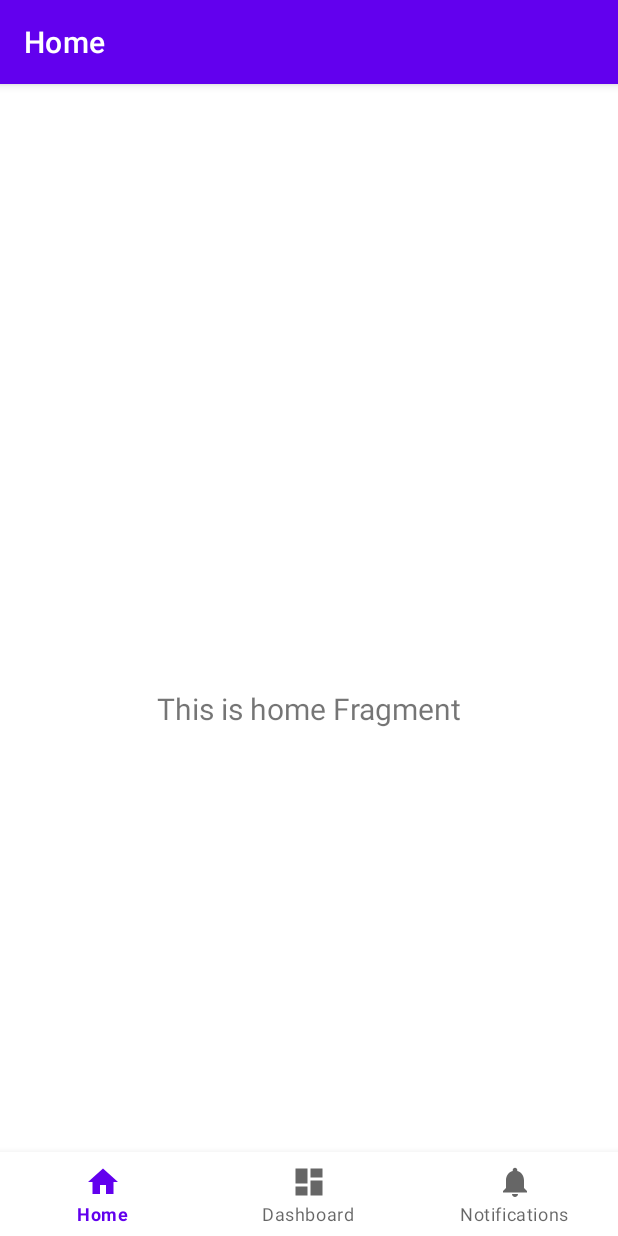
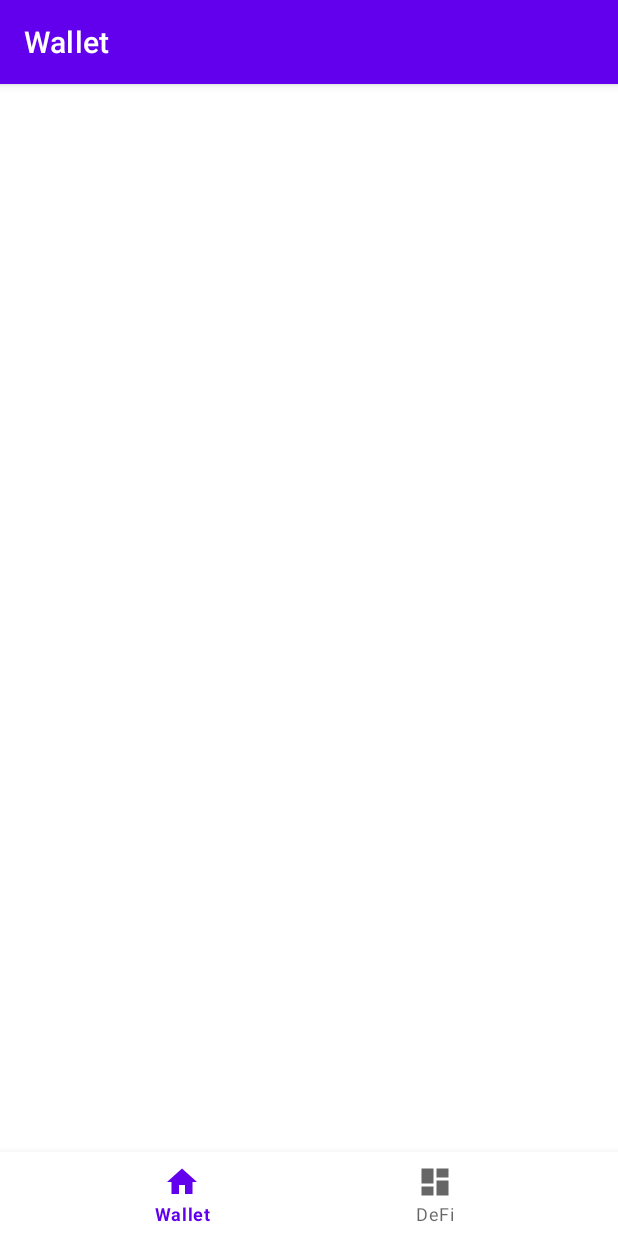
Before and after one commit to CrossLeaf/CryptoTest, an Android app: the screen it shows after launch (MainActivity), on a phone screen of 412 x 824 dp. Run offline under Robolectric (Android 15) with nearby library versions, the phone set to English and light mode, and no system bars; our stand-ins replace navigation-ui.

Commit message:
fix: change home name

```diff
--- a/app/src/main/java/com/eton/cryptotest/MainActivity.kt
+++ b/app/src/main/java/com/eton/cryptotest/MainActivity.kt
@@ -26,7 +26,7 @@ class MainActivity : AppCompatActivity() {
         // menu should be considered as top level destinations.
         val appBarConfiguration = AppBarConfiguration(
             setOf(
-                R.id.navigation_home, R.id.navigation_dashboard, R.id.navigation_notifications
+                R.id.navigation_wallet, R.id.navigation_defi
             )
         )
         setupActionBarWithNavController(navController, appBarConfiguration)
--- a/app/src/main/java/com/eton/cryptotest/ui/home/HomeFragment.kt
+++ b/app/src/main/java/com/eton/cryptotest/ui/defi/DeFiFragment.kt
@@ -1,4 +1,4 @@
-package com.eton.cryptotest.ui.home
+package com.eton.cryptotest.ui.defi
 
 import android.os.Bundle
 import android.view.LayoutInflater
@@ -8,13 +8,12 @@ import android.widget.TextView
 import androidx.fragment.app.Fragment
 import androidx.lifecycle.Observer
 import androidx.lifecycle.ViewModelProvider
-import com.eton.cryptotest.R
-import com.eton.cryptotest.databinding.FragmentHomeBinding
+import com.eton.cryptotest.databinding.FragmentDefiBinding
 
-class HomeFragment : Fragment() {
+class DeFiFragment : Fragment() {
 
-    private lateinit var homeViewModel: HomeViewModel
-    private var _binding: FragmentHomeBinding? = null
+    private lateinit var deFiViewModel: DeFiViewModel
+    private var _binding: FragmentDefiBinding? = null
 
     // This property is only valid between onCreateView and
     // onDestroyView.
@@ -25,14 +24,14 @@ class HomeFragment : Fragment() {
         container: ViewGroup?,
         savedInstanceState: Bundle?
     ): View? {
-        homeViewModel =
-            ViewModelProvider(this).get(HomeViewModel::class.java)
+        deFiViewModel =
+            ViewModelProvider(this).get(DeFiViewModel::class.java)
 
-        _binding = FragmentHomeBinding.inflate(inflater, container, false)
+        _binding = FragmentDefiBinding.inflate(inflater, container, false)
         val root: View = binding.root
 
-        val textView: TextView = binding.textHome
-        homeViewModel.text.observe(viewLifecycleOwner, Observer {
+        val textView: TextView = binding.textDeFi
+        deFiViewModel.text.observe(viewLifecycleOwner, Observer {
             textView.text = it
         })
         return root
--- a/app/src/main/java/com/eton/cryptotest/ui/notifications/NotificationsViewModel.kt
+++ b/app/src/main/java/com/eton/cryptotest/ui/defi/DeFiViewModel.kt
@@ -1,13 +1,13 @@
-package com.eton.cryptotest.ui.notifications
+package com.eton.cryptotest.ui.defi
 
 import androidx.lifecycle.LiveData
 import androidx.lifecycle.MutableLiveData
 import androidx.lifecycle.ViewModel
 
-class NotificationsViewModel : ViewModel() {
+class DeFiViewModel : ViewModel() {
 
     private val _text = MutableLiveData<String>().apply {
-        value = "This is notifications Fragment"
+        value = "This is DeFi Fragment"
     }
     val text: LiveData<String> = _text
 }
--- /dev/null
+++ b/app/src/main/java/com/eton/cryptotest/ui/wallet/WalletFragment.kt
@@ -0,0 +1,38 @@
+package com.eton.cryptotest.ui.wallet
+
+import android.os.Bundle
+import android.view.LayoutInflater
+import android.view.View
+import android.view.ViewGroup
+import androidx.fragment.app.Fragment
+import androidx.lifecycle.ViewModelProvider
+import com.eton.cryptotest.databinding.FragmentWalletBinding
+
+class WalletFragment : Fragment() {
+
+    private lateinit var walletViewModel: WalletViewModel
+    private var _binding: FragmentWalletBinding? = null
+
+    // This property is only valid between onCreateView and
+    // onDestroyView.
+    private val binding get() = _binding!!
+
+    override fun onCreateView(
+        inflater: LayoutInflater,
+        container: ViewGroup?,
+        savedInstanceState: Bundle?
+    ): View? {
+        walletViewModel =
+            ViewModelProvider(this).get(WalletViewModel::class.java)
+
+        _binding = FragmentWalletBinding.inflate(inflater, container, false)
+        val root: View = binding.root
+
+        return root
+    }
+
+    override fun onDestroyView() {
+        super.onDestroyView()
+        _binding = null
+    }
+}
--- a/app/src/main/java/com/eton/cryptotest/ui/home/HomeViewModel.kt
+++ b/app/src/main/java/com/eton/cryptotest/ui/wallet/WalletViewModel.kt
@@ -1,13 +1,13 @@
-package com.eton.cryptotest.ui.home
+package com.eton.cryptotest.ui.wallet
 
 import androidx.lifecycle.LiveData
 import androidx.lifecycle.MutableLiveData
 import androidx.lifecycle.ViewModel
 
-class HomeViewModel : ViewModel() {
+class WalletViewModel : ViewModel() {
 
     private val _text = MutableLiveData<String>().apply {
-        value = "This is home Fragment"
+        value = "This is wallet Fragment"
     }
     val text: LiveData<String> = _text
 }
--- a/app/src/main/res/drawable/ic_notifications_black_24dp.xml
+++ /dev/null
@@ -1,9 +0,0 @@
-<vector xmlns:android="http://schemas.android.com/apk/res/android"
-    android:width="24dp"
-    android:height="24dp"
-    android:viewportWidth="24.0"
-    android:viewportHeight="24.0">
-    <path
-        android:fillColor="#FF000000"
-        android:pathData="M12,22c1.1,0 2,-0.9 2,-2h-4c0,1.1 0.89,2 2,2zM18,16v-5c0,-3.07 -1.64,-5.64 -4.5,-6.32L13.5,4c0,-0.83 -0.67,-1.5 -1.5,-1.5s-1.5,0.67 -1.5,1.5v0.68C7.63,5.36 6,7.92 6,11v5l-2,2v1h16v-1l-2,-2z" />
-</vector>
--- a/app/src/main/res/layout/activity_main.xml
+++ b/app/src/main/res/layout/activity_main.xml
@@ -23,7 +23,7 @@
         android:id="@+id/nav_host_fragment_activity_main"
         android:name="androidx.navigation.fragment.NavHostFragment"
         android:layout_width="match_parent"
-        android:layout_height="match_parent"
+        android:layout_height="0dp"
         app:defaultNavHost="true"
         app:layout_constraintBottom_toTopOf="@id/nav_view"
         app:layout_constraintLeft_toLeftOf="parent"
--- a/app/src/main/res/layout/fragment_dashboard.xml
+++ b/app/src/main/res/layout/fragment_defi.xml
@@ -4,10 +4,10 @@
     xmlns:tools="http://schemas.android.com/tools"
     android:layout_width="match_parent"
     android:layout_height="match_parent"
-    tools:context=".ui.dashboard.DashboardFragment">
+    tools:context=".ui.defi.DeFiFragment">
 
     <TextView
-        android:id="@+id/text_dashboard"
+        android:id="@+id/text_de_fi"
         android:layout_width="match_parent"
         android:layout_height="wrap_content"
         android:layout_marginStart="8dp"
--- a/app/src/main/res/layout/fragment_home.xml
+++ /dev/null
@@ -1,22 +0,0 @@
-<?xml version="1.0" encoding="utf-8"?>
-<androidx.constraintlayout.widget.ConstraintLayout xmlns:android="http://schemas.android.com/apk/res/android"
-    xmlns:app="http://schemas.android.com/apk/res-auto"
-    xmlns:tools="http://schemas.android.com/tools"
-    android:layout_width="match_parent"
-    android:layout_height="match_parent"
-    tools:context=".ui.home.HomeFragment">
-
-    <TextView
-        android:id="@+id/text_home"
-        android:layout_width="match_parent"
-        android:layout_height="wrap_content"
-        android:layout_marginStart="8dp"
-        android:layout_marginTop="8dp"
-        android:layout_marginEnd="8dp"
-        android:textAlignment="center"
-        android:textSize="20sp"
-        app:layout_constraintBottom_toBottomOf="parent"
-        app:layout_constraintEnd_toEndOf="parent"
-        app:layout_constraintStart_toStartOf="parent"
-        app:layout_constraintTop_toTopOf="parent" />
-</androidx.constraintlayout.widget.ConstraintLayout>
--- /dev/null
+++ b/app/src/main/res/layout/fragment_wallet.xml
@@ -0,0 +1,6 @@
+<?xml version="1.0" encoding="utf-8"?>
+<androidx.constraintlayout.widget.ConstraintLayout xmlns:android="http://schemas.android.com/apk/res/android"
+    xmlns:tools="http://schemas.android.com/tools"
+    android:layout_width="match_parent"
+    android:layout_height="match_parent"
+    tools:context=".ui.wallet.WalletFragment" />
--- a/app/src/main/res/menu/bottom_nav_menu.xml
+++ b/app/src/main/res/menu/bottom_nav_menu.xml
@@ -2,18 +2,13 @@
 <menu xmlns:android="http://schemas.android.com/apk/res/android">
 
     <item
-        android:id="@+id/navigation_home"
-        android:icon="@drawable/ic_home_black_24dp"
-        android:title="@string/title_home" />
+        android:id="@+id/navigation_wallet"
+        android:icon="@drawable/ic_wallet_black_24dp"
+        android:title="@string/title_wallet" />
 
     <item
-        android:id="@+id/navigation_dashboard"
-        android:icon="@drawable/ic_dashboard_black_24dp"
-        android:title="@string/title_dashboard" />
-
-    <item
-        android:id="@+id/navigation_notifications"
-        android:icon="@drawable/ic_notifications_black_24dp"
-        android:title="@string/title_notifications" />
+        android:id="@+id/navigation_defi"
+        android:icon="@drawable/ic_defi_black_24dp"
+        android:title="@string/title_defi" />
 
 </menu>
--- a/app/src/main/res/navigation/mobile_navigation.xml
+++ b/app/src/main/res/navigation/mobile_navigation.xml
@@ -3,23 +3,18 @@
     xmlns:app="http://schemas.android.com/apk/res-auto"
     xmlns:tools="http://schemas.android.com/tools"
     android:id="@+id/mobile_navigation"
-    app:startDestination="@+id/navigation_home">
+    app:startDestination="@+id/navigation_wallet">
 
     <fragment
-        android:id="@+id/navigation_home"
-        android:name="com.eton.cryptotest.ui.home.HomeFragment"
-        android:label="@string/title_home"
-        tools:layout="@layout/fragment_home" />
+        android:id="@+id/navigation_wallet"
+        android:name="com.eton.cryptotest.ui.wallet.WalletFragment"
+        android:label="@string/title_wallet"
+        tools:layout="@layout/fragment_wallet" />
 
     <fragment
-        android:id="@+id/navigation_dashboard"
-        android:name="com.eton.cryptotest.ui.dashboard.DashboardFragment"
-        android:label="@string/title_dashboard"
-        tools:layout="@layout/fragment_dashboard" />
+        android:id="@+id/navigation_defi"
+        android:name="com.eton.cryptotest.ui.defi.DeFiFragment"
+        android:label="@string/title_defi"
+        tools:layout="@layout/fragment_defi" />
 
-    <fragment
-        android:id="@+id/navigation_notifications"
-        android:name="com.eton.cryptotest.ui.notifications.NotificationsFragment"
-        android:label="@string/title_notifications"
-        tools:layout="@layout/fragment_notifications" />
 </navigation>
--- a/app/src/main/res/values/strings.xml
+++ b/app/src/main/res/values/strings.xml
@@ -1,7 +1,6 @@
 <resources>
     <string name="app_name">CryptoTest</string>
     <string name="title_activity_main2">MainActivity</string>
-    <string name="title_home">Home</string>
-    <string name="title_dashboard">Dashboard</string>
-    <string name="title_notifications">Notifications</string>
+    <string name="title_wallet">Wallet</string>
+    <string name="title_defi">DeFi</string>
 </resources>
```
Also changed, not shown: app/src/main/java/com/eton/cryptotest/ui/dashboard/DashboardFragment.kt (deleted, +0 -45 lines), app/src/main/java/com/eton/cryptotest/ui/dashboard/DashboardViewModel.kt (deleted, +0 -13 lines), app/src/main/java/com/eton/cryptotest/ui/notifications/NotificationsFragment.kt (deleted, +0 -45 lines), app/src/main/res/layout/fragment_notifications.xml (deleted, +0 -22 lines), app/src/main/res/drawable/ic_defi_black_24dp.xml (renamed from app/src/main/res/drawable/ic_dashboard_black_24dp.xml), app/src/main/res/drawable/ic_wallet_black_24dp.xml (renamed from app/src/main/res/drawable/ic_home_black_24dp.xml).
